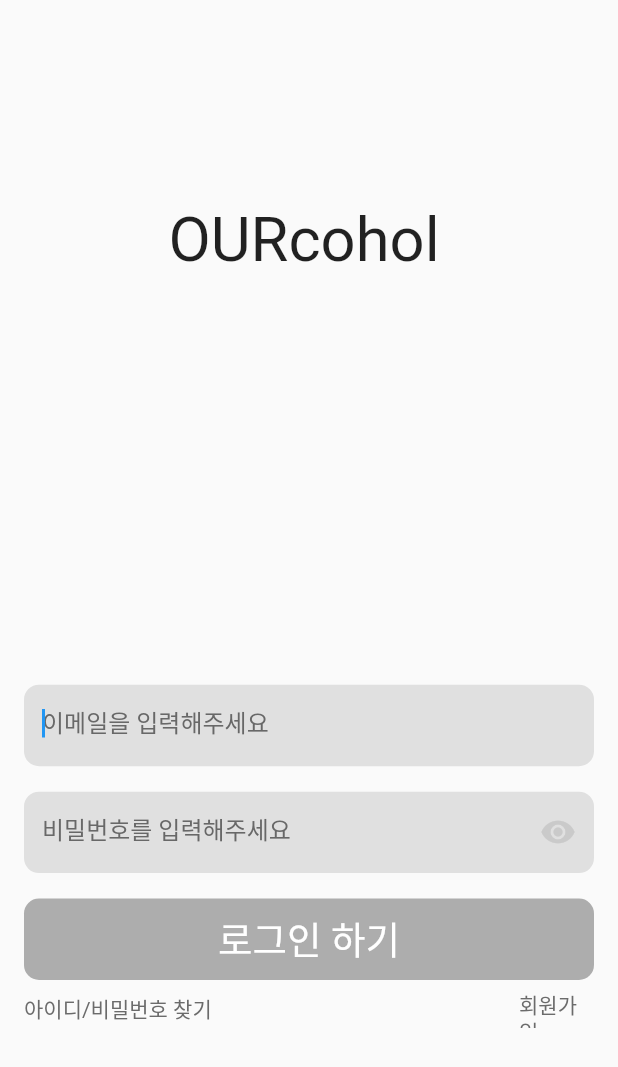
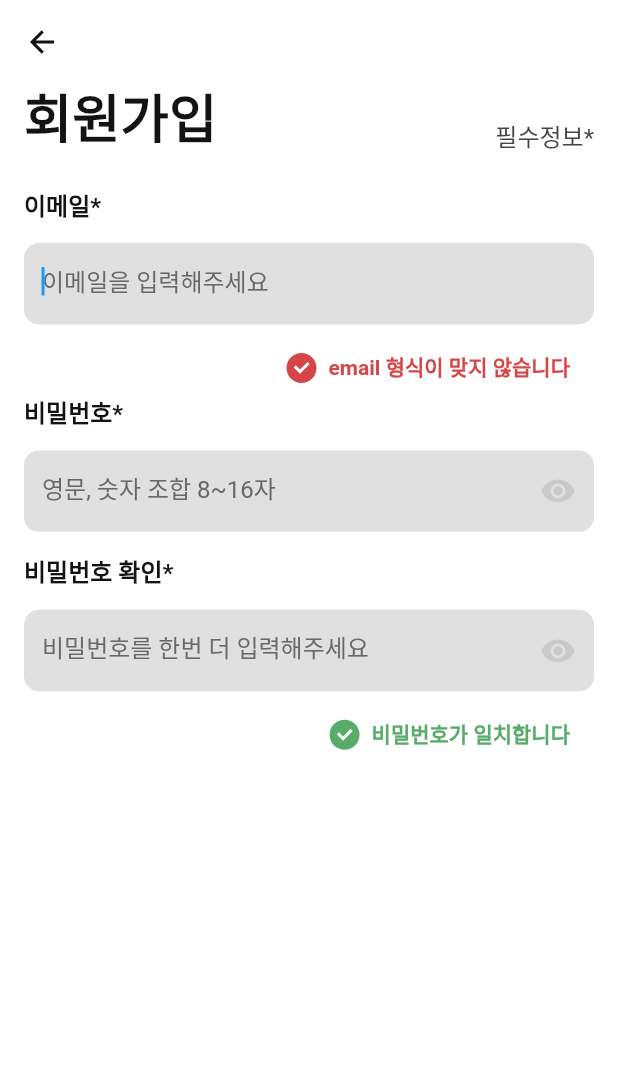
Before and after one commit to pdh0927/Ourcohol, a Flutter app: the screen it shows after launch, after a tap on "회원가입", on a phone screen of 412 x 824 dp. Shown: the top 1067 px of the screen. Run offline on Flutter 3.47's test engine with Material 2 defaults, Android fonts, the phone set to English and light mode, and no system bars; our stand-ins replace email_validator, flutter_remix, sizer; Roboto replaces fonts that are missing (GowunBatang).

Commit message:
email, password field

```diff
--- a/client/ourcohol/lib/home/home.dart
+++ b/client/ourcohol/lib/home/home.dart
@@ -31,7 +31,7 @@ class _HomeState extends State<Home> {
     return Scaffold(
       body: SafeArea(child: Center(child: _widgetOptions[_selectedIndex])),
       bottomNavigationBar: SizedBox(
-        height: 90,
+        height: 9.7.h,
         width: 100.w,
         child: BottomNavigationBar(
           items: const <BottomNavigationBarItem>[
--- a/client/ourcohol/lib/home/tabs/calendar_page/calendar_main.dart
+++ /dev/null
@@ -1,20 +0,0 @@
-import 'package:flutter/material.dart';
-import 'package:sizer/sizer.dart';
-
-import 'calendar.dart';
-
-class CalendarMain extends StatelessWidget {
-  const CalendarMain({super.key});
-
-  @override
-  Widget build(BuildContext context) {
-    return SizedBox(
-      width: 100.w - 32,
-      child: Container(
-        child: Column(children: [
-          Calendar(),
-        ]),
-      ),
-    );
-  }
-}
--- a/client/ourcohol/lib/style.dart
+++ b/client/ourcohol/lib/style.dart
@@ -78,3 +78,38 @@ var textStyle11 = const TextStyle(
     color: Color(0xff6B6B6B),
     fontWeight: FontWeight.w400,
     height: 1.3);
+
+var textStyle12 = const TextStyle(
+    fontSize: 35,
+    fontFamily: "GowunBatang",
+    color: Color(0xff131313),
+    fontWeight: FontWeight.w700,
+    height: 1.3);
+
+var textStyle13 = const TextStyle(
+    fontSize: 16,
+    fontFamily: "GowunBatang",
+    color: Color(0xff454545),
+    fontWeight: FontWeight.w400,
+    height: 1.3);
+
+var textStyle14 = const TextStyle(
+    fontSize: 16,
+    fontFamily: "GowunBatang",
+    color: Color(0xff131313),
+    fontWeight: FontWeight.w700,
+    height: 1.3);
+
+var textStyle15 = const TextStyle(
+    fontSize: 14,
+    fontFamily: "GowunBatang",
+    color: Color(0xff57AC6A),
+    fontWeight: FontWeight.w700,
+    height: 1.3);
+
+var textStyle17 = const TextStyle(
+    fontSize: 14,
+    fontFamily: "GowunBatang",
+    color: Color(0xffD74646),
+    fontWeight: FontWeight.w700,
+    height: 1.3);
--- a/client/ourcohol/lib/user/login.dart
+++ b/client/ourcohol/lib/user/login.dart
@@ -5,6 +5,7 @@ import 'package:flutter/material.dart';
 import 'package:http/http.dart';
 import 'package:ourcohol/home/home.dart';
 import 'package:ourcohol/style.dart';
+import 'package:ourcohol/user/sign_up_page/essential_information.dart';
 import 'package:sizer/sizer.dart';
 import 'package:ourcohol/provider_ourcohol.dart';
 import "package:provider/provider.dart";
@@ -76,25 +77,25 @@ class _LoginState extends State<Login> {
                       decoration: InputDecoration(
                         border: InputBorder.none,
                         focusedBorder: OutlineInputBorder(
-                            borderSide: BorderSide(style: BorderStyle.none),
+                            borderSide:
+                                const BorderSide(style: BorderStyle.none),
                             borderRadius: BorderRadius.circular(10),
                             gapPadding: 0),
                         enabledBorder: OutlineInputBorder(
-                            borderSide: BorderSide(style: BorderStyle.none),
+                            borderSide:
+                                const BorderSide(style: BorderStyle.none),
                             borderRadius: BorderRadius.circular(5),
                             gapPadding: 0),
                         hintText: '이메일을 입력해주세요',
-                        hintStyle: TextStyle(color: Color(0xff686868)),
+                        hintStyle: const TextStyle(color: Color(0xff686868)),
                         filled: true,
-                        fillColor: Color(0xffE0E0E0),
+                        fillColor: const Color(0xffE0E0E0),
                       ),
                       autofocus: true,
                       onChanged: (text) {
                         setState(() {
                           inputEmail = text;
                         });
-
-                        print(inputEmail);
                       },
                     ),
                   ),
@@ -110,21 +111,23 @@ class _LoginState extends State<Login> {
                       decoration: InputDecoration(
                         border: InputBorder.none,
                         enabledBorder: OutlineInputBorder(
-                            borderSide: BorderSide(style: BorderStyle.none),
+                            borderSide:
+                                const BorderSide(style: BorderStyle.none),
                             borderRadius: BorderRadius.circular(10),
                             gapPadding: 0),
                         focusedBorder: OutlineInputBorder(
-                            borderSide: BorderSide(style: BorderStyle.none),
+                            borderSide:
+                                const BorderSide(style: BorderStyle.none),
                             borderRadius: BorderRadius.circular(10),
                             gapPadding: 0),
                         hintText: '비밀번호를 입력해주세요',
-                        hintStyle: TextStyle(color: Color(0xff686868)),
+                        hintStyle: const TextStyle(color: Color(0xff686868)),
                         filled: true,
                         fillColor: Color(0xffE0E0E0),
                         suffixIcon: IconButton(
                           icon: Icon(
                             visible ? Icons.visibility : Icons.visibility_off,
-                            color: Color(0xffCACACA),
+                            color: const Color(0xffCACACA),
                           ),
                           onPressed: () {
                             setState(() {
@@ -143,7 +146,7 @@ class _LoginState extends State<Login> {
                   (inputEmail != '' && inputPassword != '')
                       ? MaterialButton(
                           height: (100.w - 32) / 7 + 10,
-                          padding: EdgeInsets.all(5),
+                          padding: const EdgeInsets.all(5),
                           onPressed: () async {
                             var userData =
                                 await login(inputEmail, inputPassword);
@@ -188,14 +191,18 @@ class _LoginState extends State<Login> {
                       children: [
                         MaterialButton(
                             height: 30,
-                            padding: EdgeInsets.all(3),
+                            padding: const EdgeInsets.all(3),
                             onPressed: () {},
                             child: Text("아이디/비밀번호 찾기", style: textStyle11)),
                         MaterialButton(
                             minWidth: 53,
                             height: 30,
-                            padding: EdgeInsets.all(3),
-                            onPressed: () {},
+                            padding: const EdgeInsets.all(3),
+                            onPressed: () {
+                              Navigator.of(context).push(MaterialPageRoute(
+                                  builder: (context) =>
+                                      const EssentialInformation()));
+                            },
                             child: SizedBox(
                                 width: 50,
                                 child: Text("회원가입", style: textStyle11))),
--- /dev/null
+++ b/client/ourcohol/lib/user/sign_up_page/essential_information.dart
@@ -0,0 +1,274 @@
+import 'package:email_validator/email_validator.dart';
+import 'package:flutter/material.dart';
+import 'package:flutter_remix/flutter_remix.dart';
+import 'package:ourcohol/style.dart';
+import 'package:sizer/sizer.dart';
+
+class EssentialInformation extends StatefulWidget {
+  const EssentialInformation({super.key});
+
+  @override
+  State<EssentialInformation> createState() => _EssentialInformationState();
+}
+
+class _EssentialInformationState extends State<EssentialInformation> {
+  bool visible1 = true;
+  bool visible2 = true;
+  var inputEmail = '';
+  var flagValidateEmail = false;
+  var inputPassword1 = '';
+  var inputPassword2 = '';
+
+  validateEmail() {
+    setState(() {
+      flagValidateEmail = EmailValidator.validate(inputEmail);
+    });
+  }
+
+  @override
+  Widget build(BuildContext context) {
+    return Scaffold(
+        appBar: AppBar(
+          leading: IconButton(
+            icon: const Icon(
+              FlutterRemix.arrow_left_line,
+              color: Color(0xff131313),
+            ),
+            onPressed: () {
+              Navigator.pop(context);
+            },
+          ),
+          elevation: 0.0,
+          backgroundColor: Colors.white,
+        ),
+        backgroundColor: Colors.white,
+        body: SafeArea(
+            child: SingleChildScrollView(
+                scrollDirection: Axis.vertical,
+                child: Container(
+                    width: 100.w - 32,
+                    margin: const EdgeInsets.only(left: 16, right: 16),
+                    child: Column(
+                        crossAxisAlignment: CrossAxisAlignment.start,
+                        children: [
+                          Container(
+                            margin: const EdgeInsets.only(bottom: 25),
+                            child: Row(
+                              mainAxisAlignment: MainAxisAlignment.spaceBetween,
+                              crossAxisAlignment: CrossAxisAlignment.end,
+                              children: [
+                                Text('회원가입', style: textStyle12),
+                                Text('필수정보*', style: textStyle13),
+                              ],
+                            ),
+                          ),
+                          Container(
+                              margin: const EdgeInsets.only(bottom: 14),
+                              child: Text('이메일*', style: textStyle14)),
+                          Container(
+                            width: 100.w - 32,
+                            height: (100.w - 32) / 7,
+                            margin: const EdgeInsets.only(bottom: 17),
+                            decoration: BoxDecoration(
+                                borderRadius: BorderRadius.circular(5)),
+                            child: TextField(
+                              decoration: InputDecoration(
+                                border: InputBorder.none,
+                                focusedBorder: OutlineInputBorder(
+                                    borderSide: const BorderSide(
+                                        style: BorderStyle.none),
+                                    borderRadius: BorderRadius.circular(10),
+                                    gapPadding: 0),
+                                enabledBorder: OutlineInputBorder(
+                                    borderSide: const BorderSide(
+                                        style: BorderStyle.none),
+                                    borderRadius: BorderRadius.circular(5),
+                                    gapPadding: 0),
+                                hintText: '이메일을 입력해주세요',
+                                hintStyle:
+                                    const TextStyle(color: Color(0xff686868)),
+                                filled: true,
+                                fillColor: const Color(0xffE0E0E0),
+                              ),
+                              autofocus: true,
+                              onChanged: (text) {
+                                setState(() {
+                                  inputEmail = text;
+                                  validateEmail();
+                                });
+                              },
+                            ),
+                          ),
+                          flagValidateEmail == false
+                              ? Container(
+                                  width: 100.w - 32,
+                                  margin: const EdgeInsets.only(
+                                      left: 16, right: 16, bottom: 8),
+                                  child: Row(
+                                    mainAxisAlignment: MainAxisAlignment.end,
+                                    children: [
+                                      const Icon(
+                                          FlutterRemix.checkbox_circle_fill,
+                                          color: Color(0xffD74646)),
+                                      Container(
+                                          margin:
+                                              const EdgeInsets.only(left: 6),
+                                          child: Text('email 형식이 맞지 않습니다',
+                                              style: textStyle17)),
+                                    ],
+                                  ),
+                                )
+                              : Container(
+                                  width: 100.w - 32,
+                                  margin: const EdgeInsets.only(
+                                      left: 16, right: 16, bottom: 8),
+                                  child: Row(
+                                    mainAxisAlignment: MainAxisAlignment.end,
+                                    children: [
+                                      const Icon(
+                                          FlutterRemix.checkbox_circle_fill,
+                                          color: Color(0xff57AC6A)),
+                                      Container(
+                                          margin:
+                                              const EdgeInsets.only(left: 6),
+                                          child: Text('이메일 형식 따봉',
+                                              style: textStyle15))
+                                    ],
+                                  ),
+                                ),
+                          Container(
+                              margin: const EdgeInsets.only(bottom: 14),
+                              child: Text('비밀번호*', style: textStyle14)),
+                          Container(
+                            width: 100.w - 32,
+                            height: (100.w - 32) / 7,
+                            margin: const EdgeInsets.only(bottom: 17),
+                            decoration: BoxDecoration(
+                                borderRadius: BorderRadius.circular(5)),
+                            child: TextField(
+                              obscureText: visible1,
+                              decoration: InputDecoration(
+                                border: InputBorder.none,
+                                enabledBorder: OutlineInputBorder(
+                                    borderSide: const BorderSide(
+                                        style: BorderStyle.none),
+                                    borderRadius: BorderRadius.circular(10),
+                                    gapPadding: 0),
+                                focusedBorder: OutlineInputBorder(
+                                    borderSide: const BorderSide(
+                                        style: BorderStyle.none),
+                                    borderRadius: BorderRadius.circular(10),
+                                    gapPadding: 0),
+                                hintText: '영문, 숫자 조합 8~16자',
+                                hintStyle:
+                                    const TextStyle(color: Color(0xff686868)),
+                                filled: true,
+                                fillColor: const Color(0xffE0E0E0),
+                                suffixIcon: IconButton(
+                                  icon: Icon(
+                                    visible1
+                                        ? Icons.visibility
+                                        : Icons.visibility_off,
+                                    color: const Color(0xffCACACA),
+                                  ),
+                                  onPressed: () {
+                                    setState(() {
+                                      visible1 = !visible1;
+                                    });
+                                  },
+                                ),
+                              ),
+                              onChanged: (text) {
+                                setState(() {
+                                  inputPassword1 = text;
+                                });
+                              },
+                            ),
+                          ),
+                          Container(
+                              margin: const EdgeInsets.only(bottom: 14),
+                              child: Text('비밀번호 확인*', style: textStyle14)),
+                          Container(
+                            width: 100.w - 32,
+                            height: (100.w - 32) / 7,
+                            margin: const EdgeInsets.only(bottom: 17),
+                            decoration: BoxDecoration(
+                                borderRadius: BorderRadius.circular(5)),
+                            child: TextField(
+                              obscureText: visible2,
+                              decoration: InputDecoration(
+                                border: InputBorder.none,
+                                enabledBorder: OutlineInputBorder(
+                                    borderSide: const BorderSide(
+                                        style: BorderStyle.none),
+                                    borderRadius: BorderRadius.circular(10),
+                                    gapPadding: 0),
+                                focusedBorder: OutlineInputBorder(
+                                    borderSide: const BorderSide(
+                                        style: BorderStyle.none),
+                                    borderRadius: BorderRadius.circular(10),
+                                    gapPadding: 0),
+                                hintText: '비밀번호를 한번 더 입력해주세요',
+                                hintStyle:
+                                    const TextStyle(color: Color(0xff686868)),
+                                filled: true,
+                                fillColor: Color(0xffE0E0E0),
+                                suffixIcon: IconButton(
+                                  icon: Icon(
+                                    visible2
+                                        ? Icons.visibility
+                                        : Icons.visibility_off,
+                                    color: const Color(0xffCACACA),
+                                  ),
+                                  onPressed: () {
+                                    setState(() {
+                                      visible2 = !visible2;
+                                    });
+                                  },
+                                ),
+                              ),
+                              onChanged: (text) {
+                                setState(() {
+                                  inputPassword2 = text;
+                                });
+                              },
+                            ),
+                          ),
+                          (inputPassword1 != inputPassword2)
+                              ? Container(
+                                  width: 100.w - 32,
+                                  margin: const EdgeInsets.only(
+                                      left: 16, right: 16, bottom: 8),
+                                  child: Row(
+                                    mainAxisAlignment: MainAxisAlignment.end,
+                                    children: [
+                                      const Icon(
+                                          FlutterRemix.checkbox_circle_fill,
+                                          color: Color(0xffD74646)),
+                                      Container(
+                                          margin:
+                                              const EdgeInsets.only(left: 6),
+                                          child: Text('비밀번호가 일치하지 않습니다',
+                                              style: textStyle17)),
+                                    ],
+                                  ),
+                                )
+                              : Container(
+                                  width: 100.w - 32,
+                                  margin: const EdgeInsets.only(
+                                      left: 16, right: 16, bottom: 8),
+                                  child: Row(
+                                      mainAxisAlignment: MainAxisAlignment.end,
+                                      children: [
+                                        const Icon(
+                                            FlutterRemix.checkbox_circle_fill,
+                                            color: Color(0xff57AC6A)),
+                                        Container(
+                                            margin:
+                                                const EdgeInsets.only(left: 6),
+                                            child: Text('비밀번호가 일치합니다',
+                                                style: textStyle15))
+                                      ]))
+                        ])))));
+  }
+}
```
